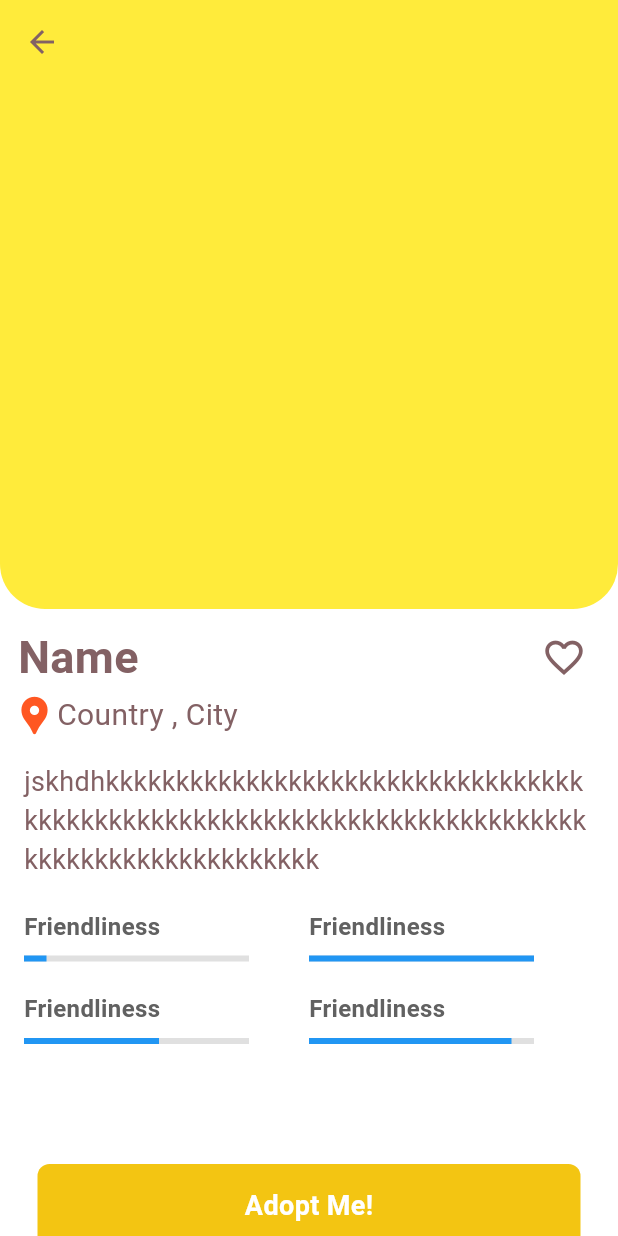
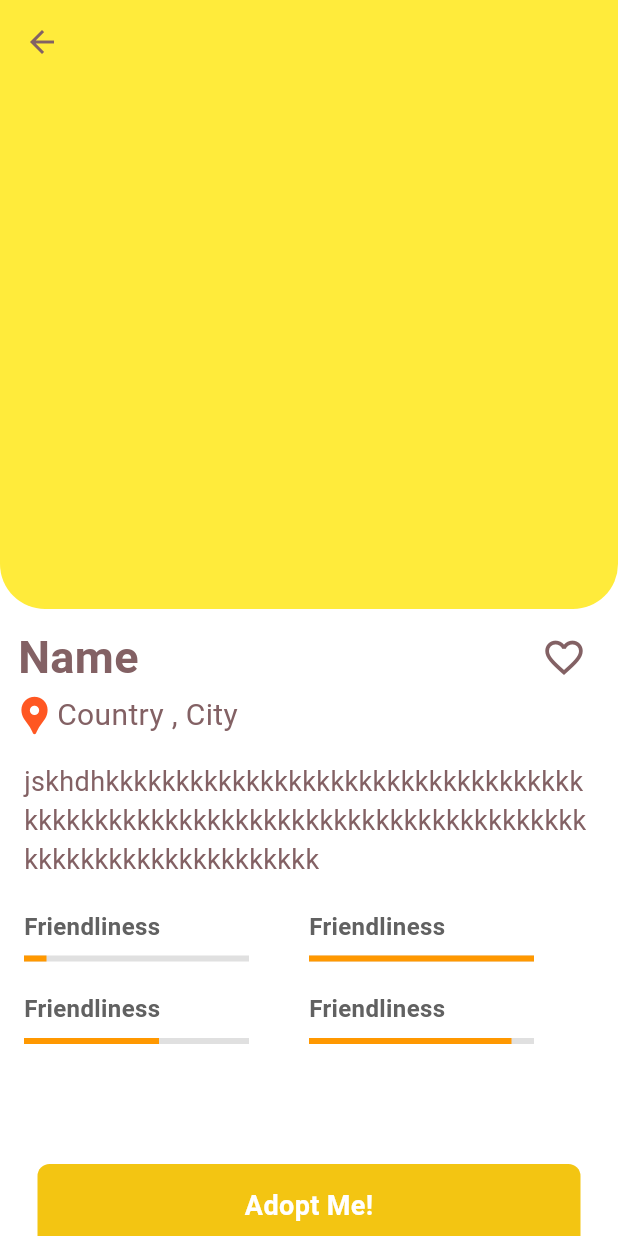
Before and after one commit to DanaAlayyuobi/rafiq_app, a Flutter app: the PetInfo screen opened directly, on a phone screen of 412 x 824 dp. Run offline on Flutter 3.47's test engine with Material 3 defaults, Android fonts, the phone set to English and light mode, and no system bars; our stand-ins replace cloud_firestore, firebase_auth, firebase_core; accounts and stored records are empty.

Commit message:
edit the color of progress bar

```diff
--- a/lib/screens/pet_info.dart
+++ b/lib/screens/pet_info.dart
@@ -108,7 +108,7 @@ class _PetInfoState extends State<PetInfo> {
             ),
           ),
           SizedBox(height: 80,),
-          ButtonWidget(buttonLabel: 'Adopt Me!',),
+          ButtonWidget(buttonLabel: 'Adopt Me!',onTap: (){},),
         ],
       ),
     );
--- a/lib/widget/labeled_progress_bar.dart
+++ b/lib/widget/labeled_progress_bar.dart
@@ -31,7 +31,7 @@ class LabeledProgressBar extends StatelessWidget {
           child: LinearProgressIndicator(
             value: progress, // Progress value
             backgroundColor: Colors.grey[300], // Background of the progress bar
-            valueColor: AlwaysStoppedAnimation<Color>(progressColor),
+            valueColor: AlwaysStoppedAnimation<Color>(Colors.orange),
           ),
         ),
       ],
```
